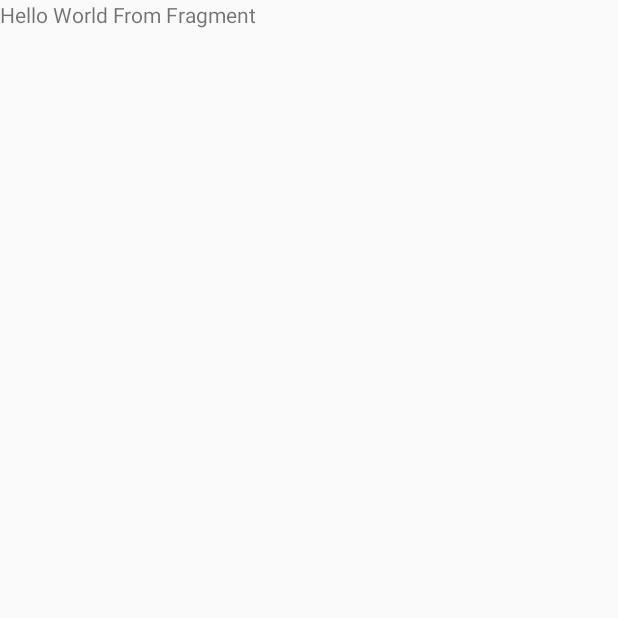
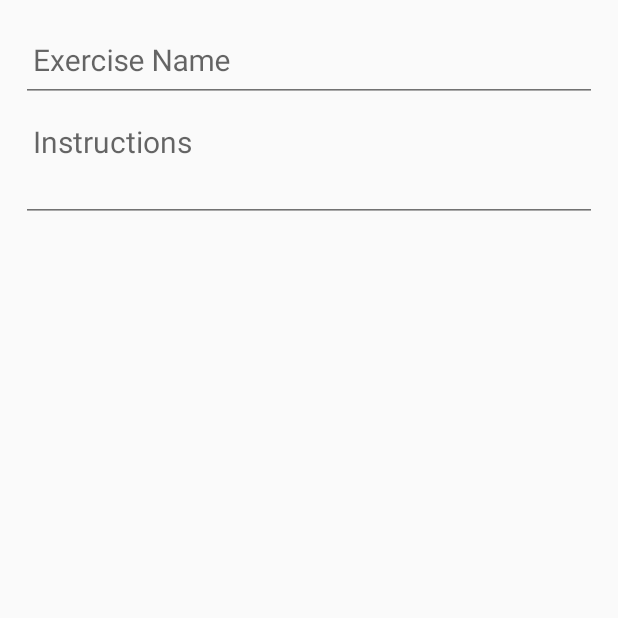
Before and after one commit to etenoch/CISC325-MakeFit, an Android app: the fragment NewExercise shown on its own in the app's theme, on a phone screen of 412 x 824 dp, the top half of it. Run offline under Robolectric (Android 15) with nearby library versions, the phone set to English and light mode, and no system bars; our stand-ins replace ButterKnife; 3 statements that could not run were skipped.

Commit message:
+started new exercise fragment

```diff
--- a/app/src/main/java/com/enochtam/cisc325/makefit/MainActivity.java
+++ b/app/src/main/java/com/enochtam/cisc325/makefit/MainActivity.java
@@ -78,7 +78,7 @@ public class MainActivity extends AppCompatActivity {
         pendingFragment = new StartScreen();
         changeFragment();
 
-
+        setupCloseKeyboard(findViewById(R.id.DrawerLayout));
 //        Data.getInstance().createTestData();
 
     }
@@ -101,6 +101,9 @@ public class MainActivity extends AppCompatActivity {
 
     public void setToolbarTitle(String title){
         toolbar.setTitle(title);
+    }
+    public String getToolbarTitle(){
+        return (String) actionBar.getTitle();
     }
 
 
--- a/app/src/main/java/com/enochtam/cisc325/makefit/db/DbHelper.java
+++ b/app/src/main/java/com/enochtam/cisc325/makefit/db/DbHelper.java
@@ -4,6 +4,8 @@ package com.enochtam.cisc325.makefit.db;
 import android.content.Context;
 import android.database.sqlite.SQLiteDatabase;
 import android.database.sqlite.SQLiteOpenHelper;
+
+import com.enochtam.cisc325.makefit.Data;
 import com.enochtam.cisc325.makefit.db.DbSchema.*;
 
 
--- a/app/src/main/java/com/enochtam/cisc325/makefit/fragments/NewExercise.java
+++ b/app/src/main/java/com/enochtam/cisc325/makefit/fragments/NewExercise.java
@@ -5,14 +5,26 @@ import android.os.Bundle;
 import android.view.LayoutInflater;
 import android.view.View;
 import android.view.ViewGroup;
+import android.widget.EditText;
 
+import com.enochtam.cisc325.makefit.MainActivity;
 import com.enochtam.cisc325.makefit.R;
 
+import butterknife.Bind;
+import butterknife.ButterKnife;
+
 public class NewExercise extends Fragment {
+
+    String prevFragmentTitle;
 
     private static final String ARG_PARAM1 = "param1";
     private String mParam1;
 
+    View fragmentView;
+    MainActivity that;
+
+    @Bind(R.id.exercise_name) EditText exerciseName;
+    @Bind(R.id.instructions_details) EditText instructions;
 
     public static WorkoutScreen newInstance(String param1, String param2) {
         WorkoutScreen fragment = new WorkoutScreen();
@@ -26,17 +38,31 @@ public class NewExercise extends Fragment {
         // Required empty public constructor
     }
 
-    @Override
+    @Override public void onStart() {
+        super.onStart();
+        prevFragmentTitle = that.getToolbarTitle();
+        that.setToolbarTitle("New Exercise");
+    }
+    @Override public void onDetach() {
+        that.setToolbarTitle(prevFragmentTitle);
+        super.onDetach();
+    }
+
+        @Override
     public void onCreate(Bundle savedInstanceState) {
         super.onCreate(savedInstanceState);
         if (getArguments() != null) {
             mParam1 = getArguments().getString(ARG_PARAM1);
         }
+        that = (MainActivity) getActivity();
     }
 
     @Override
     public View onCreateView(LayoutInflater inflater, ViewGroup container, Bundle savedInstanceState) {
-        return inflater.inflate(R.layout.fragment_new_exercise, container, false);
+        fragmentView = inflater.inflate(R.layout.fragment_new_exercise, container, false);
+        ButterKnife.bind(this,fragmentView);
+
+        return fragmentView;
     }
 
 
--- a/app/src/main/res/layout/fragment_new_exercise.xml
+++ b/app/src/main/res/layout/fragment_new_exercise.xml
@@ -3,7 +3,69 @@
     android:layout_height="match_parent"
     tools:context="com.enochtam.cisc325.makefit.fragments.NewExercise">
 
-    <TextView android:layout_width="match_parent" android:layout_height="match_parent"
-        android:text="Hello World From Fragment" />
+    <RelativeLayout
+        android:layout_width="fill_parent"
+        android:layout_height="fill_parent"
+        android:paddingLeft="14dp"
+        android:paddingRight="14dp"
+        android:paddingTop="10dp"
+        android:paddingBottom="10dp">
+
+        <LinearLayout
+            android:orientation="vertical"
+            android:layout_width="fill_parent"
+            android:layout_height="wrap_content"
+            android:id="@+id/nw_ll_1">
+
+            <android.support.design.widget.TextInputLayout
+                android:layout_width="match_parent"
+                android:layout_height="wrap_content">
+
+                <EditText
+                    android:inputType="text"
+                    android:hint="Exercise Name"
+                    android:layout_width="fill_parent"
+                    android:layout_height="wrap_content"
+                    android:id="@+id/exercise_name"
+                    android:textColor="@color/primary_text"
+                    android:paddingLeft="8dp"
+                    android:paddingTop="6dp"
+                    android:paddingBottom="14dp"
+                    android:textSize="20sp"/>
+
+            </android.support.design.widget.TextInputLayout>
+
+            <android.support.design.widget.TextInputLayout
+                android:layout_marginTop="-1dp"
+                android:layout_width="match_parent"
+                android:layout_height="wrap_content">
+                <EditText
+                    android:hint="Instructions"
+                    android:layout_width="fill_parent"
+                    android:layout_height="wrap_content"
+                    android:id="@+id/instructions"
+                    android:textColor="@color/primary_text"
+                    android:inputType="textMultiLine"
+                    android:minLines="2"
+                    android:maxLines="4"
+                    android:scrollbars="vertical"
+                    android:gravity="top|left"
+                    android:paddingLeft="8dp"
+                    android:paddingTop="6dp"
+                    android:paddingBottom="14dp"
+                    android:textSize="20sp"/>
+            </android.support.design.widget.TextInputLayout>
+
+            <!--<Spinner-->
+                <!--android:layout_marginTop="6dp"-->
+                <!--style="@style/SpinnerItemStyle"-->
+                <!--android:layout_width="fill_parent"-->
+                <!--android:layout_height="wrap_content"-->
+                <!--android:id="@+id/workout_difficulty"-->
+                <!--android:textColor="@color/primary_text" />-->
+        </LinearLayout>
+
+
+    </RelativeLayout>
 
 </FrameLayout>
--- a/app/src/main/res/layout/fragment_new_workout.xml
+++ b/app/src/main/res/layout/fragment_new_workout.xml
@@ -91,13 +91,15 @@
                     android:layout_height="wrap_content"
                     android:layout_weight="1"
                     android:text="Pick Exercise"
-                    android:textColor="@color/secondary_text"/>
+                    android:textColor="@color/secondary_text"
+                    android:id="@+id/pick_exercise_button"/>
                 <Button
                     android:layout_width="fill_parent"
                     android:layout_height="wrap_content"
                     android:layout_weight="1"
                     android:text="Custom Exercise"
-                    android:textColor="@color/secondary_text"/>
+                    android:textColor="@color/secondary_text"
+                    android:id="@+id/add_custom_button"/>
             </LinearLayout>
 
             <android.support.v7.widget.RecyclerView
```
Also changed, not shown: app/src/main/java/com/enochtam/cisc325/makefit/fragments/NewWorkout.java (+29 -5 lines).
